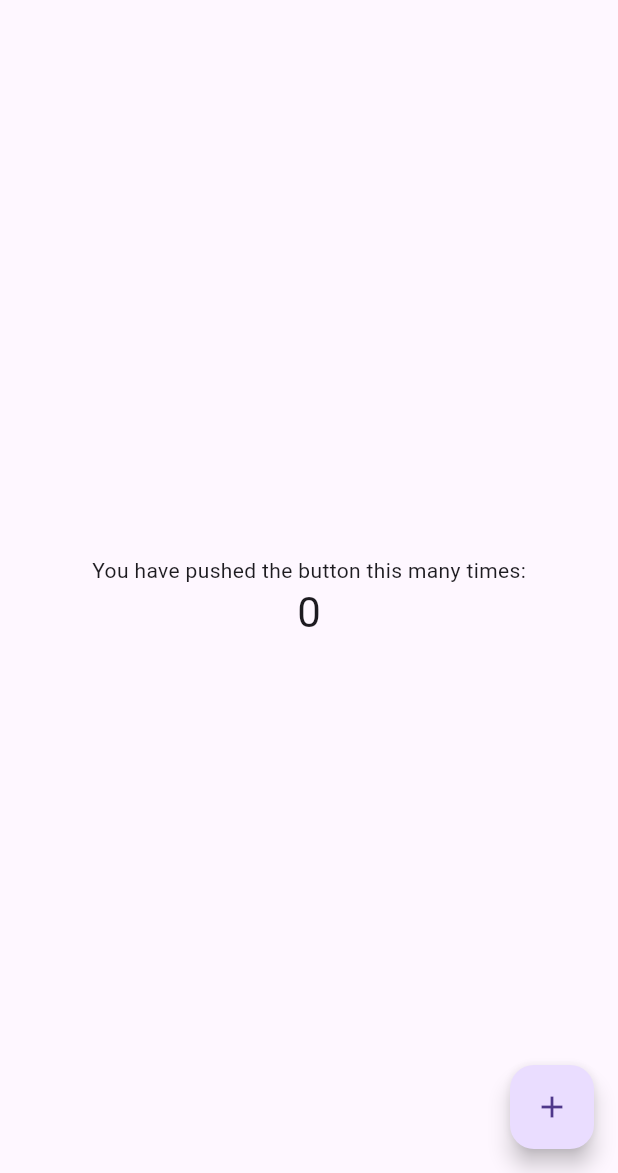
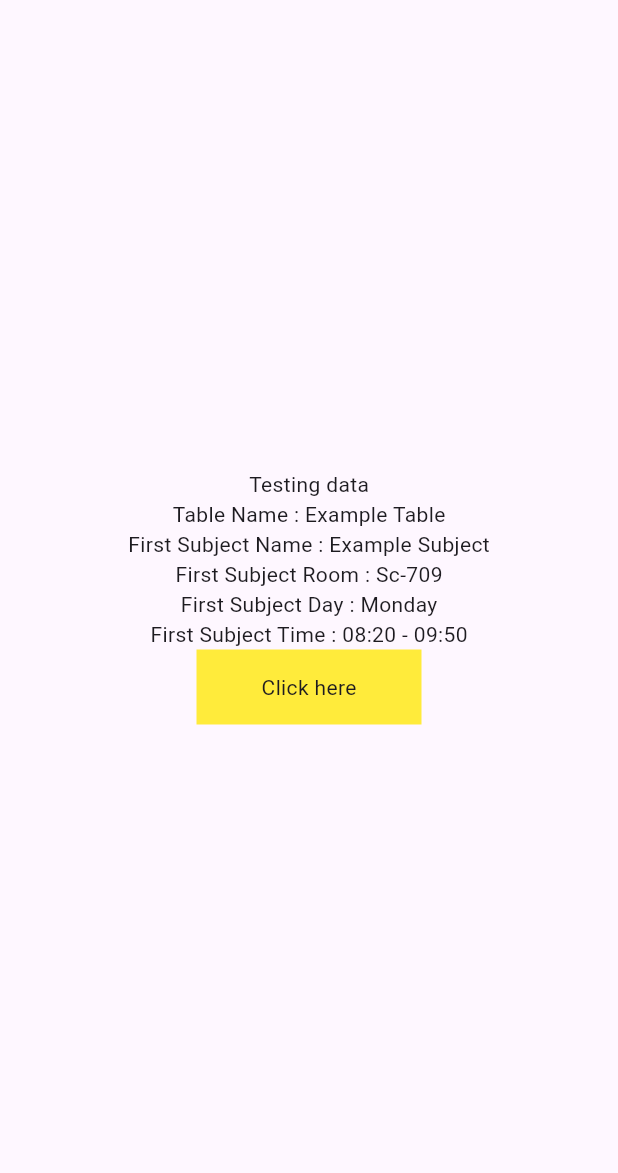
Before and after one commit to karnhao/haolearn, a Flutter app: the screen it shows after launch, on a phone screen of 412 x 824 dp, the part 63-1236 px from its top. Run offline on Flutter 3.47's test engine with Material 2 defaults, Android fonts, the phone set to English and light mode, and no system bars; our stand-ins replace hive_flutter; accounts and stored records are empty.

Commit message:
update service and example for dev

```diff
--- a/lib/models/save.dart
+++ b/lib/models/save.dart
@@ -4,7 +4,7 @@ import 'package:hive_flutter/hive_flutter.dart';
 part 'save.g.dart';
 
 @HiveType(typeId: 1)
-class Save {
+class Save extends HiveObject {
   @HiveField(0)
   bool first = true;
 
--- a/lib/models/study_time.dart
+++ b/lib/models/study_time.dart
@@ -1,6 +1,16 @@
+import 'package:hive_flutter/hive_flutter.dart';
+
+part 'study_time.g.dart';
+
+@HiveType(typeId: 4)
 class StudyTime {
+  @HiveField(0)
   int day;
+
+  @HiveField(1)
   int startTime;
+
+  @HiveField(2)
   int width;
 
   StudyTime({required this.day, required this.startTime, required this.width});
--- a/lib/models/subject.dart
+++ b/lib/models/subject.dart
@@ -1,10 +1,18 @@
 import 'package:haolearn/models/study_time.dart';
+import 'package:hive_flutter/hive_flutter.dart';
 
+part 'subject.g.dart';
+
+@HiveType(typeId: 3)
 class Subject {
+  @HiveField(0)
   String name;
+  @HiveField(1)
   String? room;
+  @HiveField(2)
   String? teacherName;
-  List<StudyTime> studyTimes = List.empty();
+  @HiveField(3)
+  List<StudyTime> studyTimes = List.empty(growable: true);
 
   Subject({required this.name});
 }
--- a/lib/models/table.dart
+++ b/lib/models/table.dart
@@ -1,8 +1,14 @@
 import 'package:haolearn/models/subject.dart';
+import 'package:hive_flutter/hive_flutter.dart';
 
+part 'table.g.dart';
+
+@HiveType(typeId: 2)
 class Table {
+  @HiveField(0)
   String name;
-  List<Subject> subjectList = List.empty();
+  @HiveField(1)
+  List<Subject> subjectList = List.empty(growable: true);
 
   Table({required this.name});
 }
--- a/lib/screens/demo.dart
+++ b/lib/screens/demo.dart
@@ -1,4 +1,5 @@
 import 'package:flutter/material.dart';
+import 'package:haolearn/services/storage_service.dart';
 
 class DemoPage extends StatefulWidget {
   const DemoPage({super.key});
@@ -10,13 +11,7 @@ class DemoPage extends StatefulWidget {
 }
 
 class _DemoPageState extends State<DemoPage> {
-  int _counter = 0;
-
-  void _incrementCounter() {
-    setState(() {
-      _counter++;
-    });
-  }
+  final service = StorageService.getService();
 
   @override
   Widget build(BuildContext context) {
@@ -29,20 +24,33 @@ class _DemoPageState extends State<DemoPage> {
             mainAxisAlignment: MainAxisAlignment.center,
             children: <Widget>[
               const Text(
-              'You have pushed the button this many times:',
+                'Testing data',
               ),
+              Text("Table Name : ${service.getSaveData()!.table.name}"),
               Text(
-              '$_counter',
-              style: Theme.of(context).textTheme.headline4,
+                  "First Subject Name : ${service.getSaveData()!.table.subjectList.first.name}"),
+              Text(
+                  "First Subject Room : ${service.getSaveData()!.table.subjectList.first.room}"),
+              Text(
+                  "First Subject Day : ${service.getSaveData()!.table.subjectList.first.studyTimes.first.getDayName()}"),
+              Text(
+                  "First Subject Time : ${service.getSaveData()!.table.subjectList.first.studyTimes.first.getTimeName()}"),
+              InkWell(
+                onTap: () {
+                  service.getSaveData()!.table.name += "!";
+                  service.getSaveData()!.save().then(((v) {
+                    setState(() {});
+                  }));
+                },
+                child: Container(
+                  color: Colors.yellow,
+                  height: 50,
+                  width: 150,
+                  child: const Center(child: Text("Click here")),
                 ),
+              )
             ],
           ),
-      ),
-      floatingActionButton: FloatingActionButton(
-        onPressed: _incrementCounter,
-        tooltip: 'Increment',
-        child: const Icon(Icons.add),
-      ),
-    );
+        ));
   }
 }
--- /dev/null
+++ b/lib/services/storage_service.dart
@@ -0,0 +1,53 @@
+import 'dart:developer';
+
+import 'package:haolearn/models/save.dart';
+import 'package:haolearn/models/study_time.dart';
+import 'package:haolearn/models/subject.dart';
+import 'package:haolearn/models/table.dart';
+import 'package:hive_flutter/hive_flutter.dart';
+
+class StorageService {
+  static late StorageService _self;
+  late Box<Save> _box;
+  Future<void> _init() async {
+    await Hive.initFlutter();
+
+    Hive.registerAdapter<Save>(SaveAdapter());
+    Hive.registerAdapter<Table>(TableAdapter());
+    Hive.registerAdapter<Subject>(SubjectAdapter());
+    Hive.registerAdapter<StudyTime>(StudyTimeAdapter());
+
+    _box = await Hive.openBox<Save>("save");
+    if (!hasSaveData()) {
+      log("Creating save data...");
+      Table exampleTable = Table(name: "Example Table");
+      Subject exampleSubject = Subject(name: "Example Subject");
+      exampleSubject.room = "Sc-709";
+      exampleSubject.studyTimes
+          .add(StudyTime(day: 1, startTime: 500, width: 90));
+      exampleTable.subjectList.add(exampleSubject);
+      await _box.put("save", Save(table: exampleTable));
+    }
+  }
+
+  bool hasSaveData() {
+    return getSaveData() != null;
+  }
+
+  Save? getSaveData() {
+    return _box.get("save");
+  }
+
+  static Future<void> initialize() async {
+    _self = StorageService();
+    await _self._init();
+  }
+
+  static StorageService getService() {
+    return _self;
+  }
+
+  static Future<void> close() async {
+    await _self._box.close();
+  }
+}
```
Also changed, not shown: lib/main.dart (+5 -10 lines), lib/models/study_time.g.dart (added), lib/models/subject.g.dart (added), lib/models/table.g.dart (added). Lines whose indentation alone changed are shown as unchanged.
